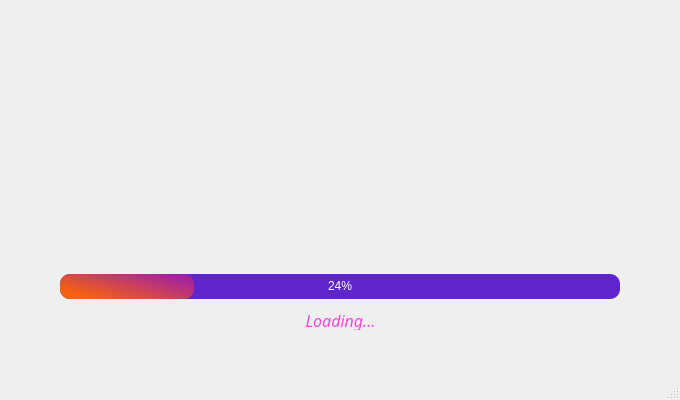
Old version of the form splash_screen.ui in the repository aparna-pillai/Capturing-Coral-Tentacles-Project.
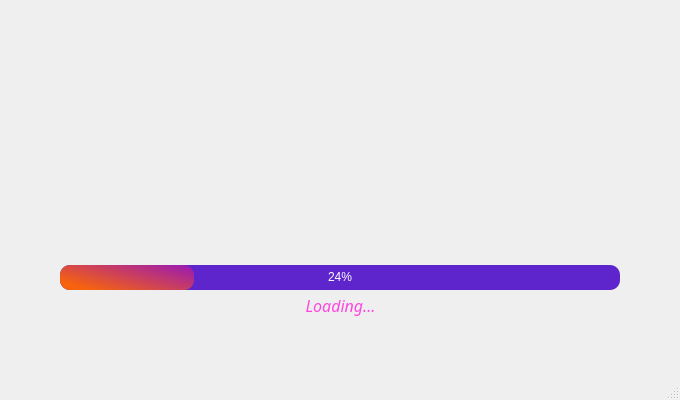
New version of the form. Icons and pictures are not drawn.

Commit message: updated loading screen

Diff of the .ui file:
```diff
--- a/splash_screen.ui
+++ b/splash_screen.ui
@@ -52,7 +52,7 @@
        <property name="geometry">
         <rect>
          <x>50</x>
-         <y>264</y>
+         <y>255</y>
          <width>560</width>
          <height>25</height>
         </rect>
@@ -81,9 +81,9 @@
        <property name="geometry">
         <rect>
          <x>0</x>
-         <y>300</y>
+         <y>280</y>
          <width>661</width>
-         <height>20</height>
+         <height>31</height>
         </rect>
        </property>
        <property name="font">
```
Left out of the diff: 3 changed lines with no effect on the pictures. The commit also changes 4 other files.
